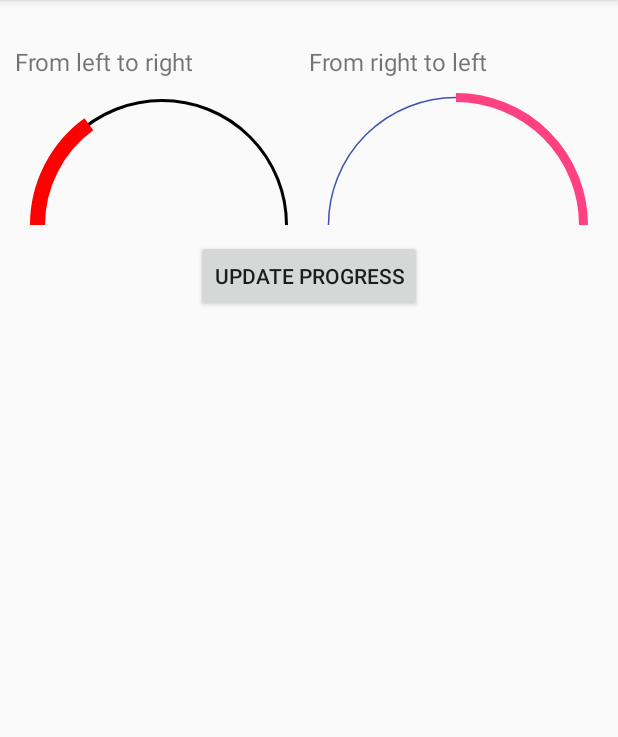
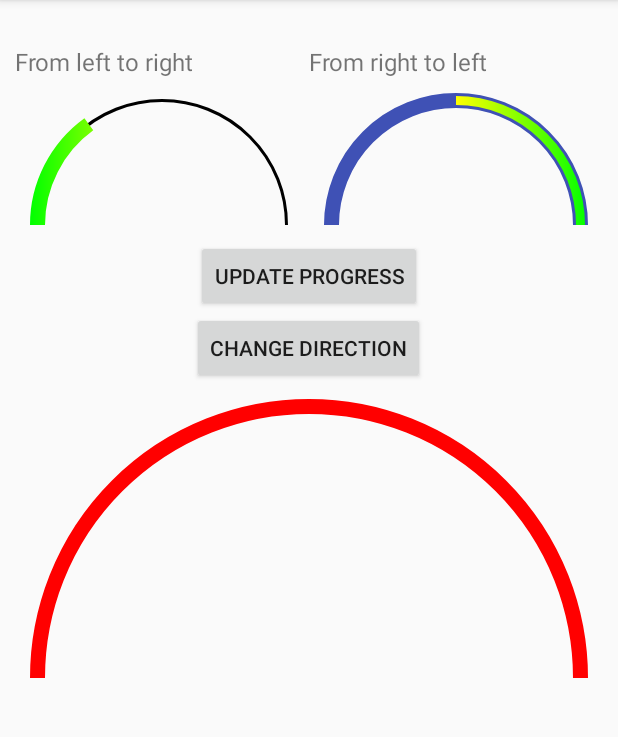
Before and after one commit to shimaami/AndroidProgressView, an Android app: the screen it shows after launch (MainActivity), on a phone screen of 412 x 824 dp, the part 84-821 px from its top. Run offline under Robolectric (Android 15) with nearby library versions, the phone set to English and light mode, and no system bars.

Commit message:
apply gradient and change direction at run time

```diff
--- a/app/src/main/java/com/progress/progressview/MainActivity.java
+++ b/app/src/main/java/com/progress/progressview/MainActivity.java
@@ -9,7 +9,7 @@ import java.util.Random;
 
 public class MainActivity extends AppCompatActivity implements View.OnClickListener {
 
-    private ProgressView mProgressView1, mProgressView2;
+    private ProgressView mProgressView, mProgressView1, mProgressView2;
     private Random r = new Random(1);
 
     @Override
@@ -17,9 +17,15 @@ public class MainActivity extends AppCompatActivity implements View.OnClickListe
         super.onCreate(savedInstanceState);
         setContentView(R.layout.activity_main);
 
+        mProgressView = findViewById(R.id.progressView);
         mProgressView1 = findViewById(R.id.progressView1);
         mProgressView2 = findViewById(R.id.progressView2);
         findViewById(R.id.btn_progress).setOnClickListener(this);
+        findViewById(R.id.btn_direction).setOnClickListener(this);
+
+        int[] colorList = new int[]{Color.GREEN, Color.YELLOW, Color.RED};
+        mProgressView2.applyGradient(colorList);
+        mProgressView1.applyGradient(colorList);
 
     }
 
@@ -27,9 +33,22 @@ public class MainActivity extends AppCompatActivity implements View.OnClickListe
     public void onClick(View view) {
         if (view.getId() == R.id.btn_progress) {
             float progress = r.nextFloat();
+            mProgressView.setProgress(progress);
             mProgressView1.setProgress(progress);
             mProgressView2.setProgress(progress);
+        } else if (view.getId() == R.id.btn_direction) {
+            ProgressView.Direction d1 = mProgressView1.getProgressDirection();
+            mProgressView1.setProgressDirection(toggleDirection(d1));
+            ProgressView.Direction d2 = mProgressView2.getProgressDirection();
+            mProgressView2.setProgressDirection(toggleDirection(d2));
         }
     }
 
+    private ProgressView.Direction toggleDirection(ProgressView.Direction d) {
+        if (d == ProgressView.Direction.FROM_LEFT) {
+            return ProgressView.Direction.FROM_RIGHT;
+        }
+
+        return ProgressView.Direction.FROM_LEFT;
+    }
 }
--- a/app/src/main/java/com/progress/progressview/ProgressView.java
+++ b/app/src/main/java/com/progress/progressview/ProgressView.java
@@ -7,6 +7,7 @@ import android.content.res.Resources;
 import android.content.res.TypedArray;
 import android.graphics.Canvas;
 import android.graphics.Color;
+import android.graphics.LinearGradient;
 import android.graphics.Paint;
 import android.graphics.RectF;
 import android.support.annotation.ColorInt;
@@ -15,6 +16,8 @@ import android.util.AttributeSet;
 import android.util.DisplayMetrics;
 import android.view.View;
 import android.view.animation.DecelerateInterpolator;
+
+import static com.progress.progressview.ProgressView.Direction.FROM_RIGHT;
 
 public class ProgressView extends View {
 
@@ -30,6 +33,7 @@ public class ProgressView extends View {
     private float mProgress = 0f; // progress from 0 to 1
     private Direction mProgressDirection = Direction.FROM_LEFT;
     private int mAnimationDuration = 1500;
+    private int[] mGradientColorList = null;
 
     private Paint mBackgroundPaint, mProgressPaint;
     private RectF mRectF;
@@ -57,7 +61,7 @@ public class ProgressView extends View {
         canvas.drawArc(mRectF, 180F, 180F, false, mBackgroundPaint);
         float progressSweepAngle = mProgress * 180;
         float startAngle = 180F;
-        if (mProgressDirection == Direction.FROM_RIGHT) {
+        if (mProgressDirection == FROM_RIGHT) {
             startAngle = 0f;
             progressSweepAngle = -progressSweepAngle;
         }
@@ -74,6 +78,21 @@ public class ProgressView extends View {
         setMeasuredDimension(min, min / 2);
         float highStroke = Math.max(mProgressWidth, mBackgroundWidth);
         mRectF.set(0 + highStroke / 2, 0 + highStroke / 2, min - highStroke / 2, min - highStroke / 2);
+
+        updateShader();
+    }
+
+    public void applyGradient(int[] colorList) {
+        if (colorList != null) {
+            mGradientColorList = new int[colorList.length];
+            System.arraycopy(colorList, 0, mGradientColorList, 0, colorList.length);
+        } else {
+            mGradientColorList = null;
+        }
+        if (mGradientColorList != null && mProgressDirection == FROM_RIGHT) {
+            reverse(mGradientColorList);
+        }
+        updateShader();
     }
 
     public void setProgress(float progress) {
@@ -91,7 +110,12 @@ public class ProgressView extends View {
     }
 
     public void setProgressDirection(Direction progressDirection) {
+        if (mGradientColorList != null && progressDirection != mProgressDirection) {
+            reverse(mGradientColorList);
+            updateShader();
+        }
         this.mProgressDirection = progressDirection;
+        invalidate();
     }
 
     public void setAnimationDuration(int animationDuration) {
@@ -110,6 +134,14 @@ public class ProgressView extends View {
         invalidate();
     }
 
+    public float getProgress() {
+        return mProgress;
+    }
+
+    public Direction getProgressDirection() {
+        return mProgressDirection;
+    }
+
     private void init(Context context, @Nullable AttributeSet attrs) {
 
         TypedArray typedArray = context.getTheme().obtainStyledAttributes(attrs, R.styleable.ProgressView, 0, 0);
@@ -118,7 +150,7 @@ public class ProgressView extends View {
         if (direction == 0) {
             mProgressDirection = Direction.FROM_LEFT;
         } else {
-            mProgressDirection = Direction.FROM_RIGHT;
+            mProgressDirection = FROM_RIGHT;
         }
 
         mProgress = typedArray.getFloat(R.styleable.ProgressView_pvProgress, mProgress);
@@ -158,9 +190,30 @@ public class ProgressView extends View {
         animator.start();
     }
 
+    private void updateShader() {
+        if (mGradientColorList == null) {
+            mProgressPaint.setShader(null);
+            invalidate();
+            return;
+        }
+        int width = getMeasuredWidth();
+
+        LinearGradient lg = new LinearGradient(0f, width / 2, width, width / 2, mGradientColorList, null, android.graphics.Shader.TileMode.CLAMP);
+        mProgressPaint.setShader(lg);
+        invalidate();
+    }
+
     private static float dpToPx(Context context, float dp){
         Resources resources = context.getResources();
         DisplayMetrics metrics = resources.getDisplayMetrics();
         return dp * ((float) metrics.densityDpi / DisplayMetrics.DENSITY_DEFAULT);
     }
+
+    private static void reverse(int[] array) {
+        for (int i = 0; i < array.length / 2; i++) {
+            int temp = array[i];
+            array[i] = array[array.length - 1 - i];
+            array[array.length - 1 - i] = temp;
+        }
+    }
 }
--- a/app/src/main/res/layout/activity_main.xml
+++ b/app/src/main/res/layout/activity_main.xml
@@ -50,7 +50,7 @@
             android:layout_margin="10dp"
             android:layout_weight="1"
             app:pvBackgroundColor="@color/colorPrimary"
-            app:pvBackgroundWidth="1dp"
+            app:pvBackgroundWidth="10dp"
             app:pvDirection="fromRight"
             app:pvProgress="0.5"
             app:pvProgressColor="@color/colorAccent"
@@ -63,4 +63,22 @@
         android:layout_height="wrap_content"
         android:layout_gravity="center_horizontal"
         android:text="Update Progress" />
+
+    <Button
+        android:id="@+id/btn_direction"
+        android:layout_width="wrap_content"
+        android:layout_height="wrap_content"
+        android:layout_gravity="center_horizontal"
+        android:text="Change direction" />
+
+
+    <com.progress.progressview.ProgressView
+        android:id="@+id/progressView"
+        android:layout_width="match_parent"
+        android:layout_height="wrap_content"
+        android:layout_margin="10dp"
+        app:pvProgress="1"
+        app:pvDirection="fromLeft" />
+
+
 </LinearLayout>
```
